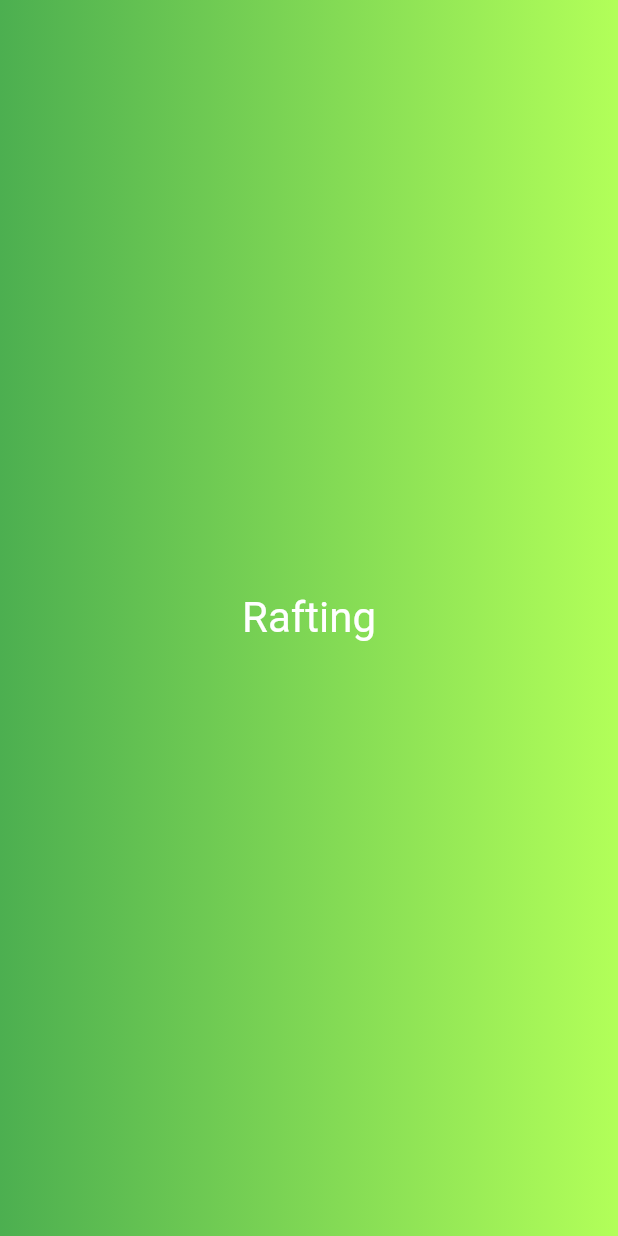
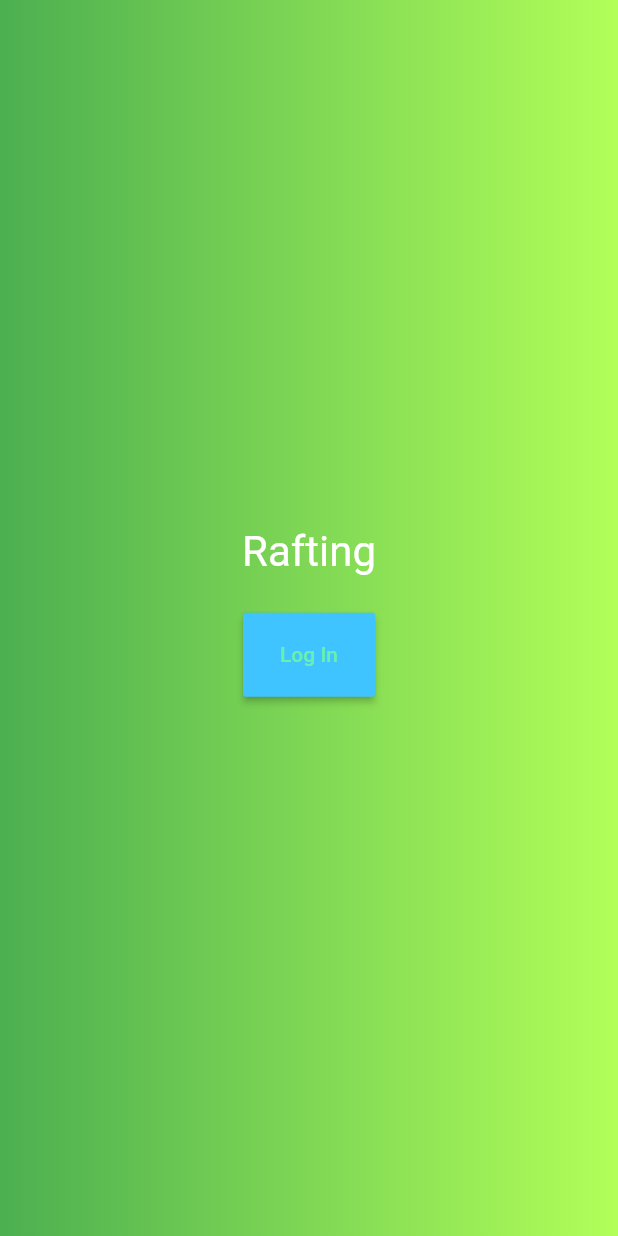
Before and after one commit to rubenmarsim/Risking, a Flutter app: the Rafting screen opened directly, on a phone screen of 412 x 824 dp. Run offline on Flutter 3.47's test engine with Material 2 defaults, Android fonts, the phone set to English and light mode, and no system bars.

```diff
--- a/risking5/lib/Rafting.dart
+++ b/risking5/lib/Rafting.dart
@@ -1,5 +1,5 @@
 import 'package:flutter/material.dart';
-import 'HomeMenu.dart';
+import 'WaterSports.dart';
 
 void main() => runApp(MaterialApp(
   debugShowCheckedModeBanner :false,
@@ -15,24 +15,6 @@ class _RaftingPage extends State<Rafting> {
   @override
   Widget build(BuildContext context) {
 
-
-    final loginButton = Padding(
-      padding: EdgeInsets.symmetric(vertical: 16.0),
-      child: RaisedButton(
-        shape: RoundedRectangleBorder(
-          borderRadius: BorderRadius.circular(24),
-        ),
-        onPressed: (
-
-        ) {
-          Navigator.push(context, MaterialPageRoute(builder: (context) => HomeMenu()));
-        },
-        padding: EdgeInsets.all(12),
-        color: Colors.lightBlueAccent,
-        child: Text('Log In', style: TextStyle(color: Colors.white)),
-      ),
-    );
-
     final background = Container(
       decoration: BoxDecoration(
         gradient: LinearGradient(colors: [
@@ -41,6 +23,19 @@ class _RaftingPage extends State<Rafting> {
         ]),
       ), //BoxDecoration
     ); //Cont
+
+    final button = Padding(
+      padding: EdgeInsets.symmetric(vertical: 16.0),
+      child: RaisedButton(
+        onPressed: (
+            ) {
+          Navigator.push(context, MaterialPageRoute(builder: (context) => WaterSportsPage()));
+        },
+        padding: EdgeInsets.all(20),
+        color: Colors.lightBlueAccent,
+        child: Text('Log In', style: TextStyle(color: Colors.greenAccent)),
+      ),
+    );
 
     final textoinicio = Padding(
       padding: EdgeInsets.all(8.0),
@@ -65,6 +60,7 @@ class _RaftingPage extends State<Rafting> {
                     new SizedBox(
                       child: textoinicio,
                     ),
+                    button,
                   ],
                 ),
               ))
--- a/risking5/lib/login.dart
+++ b/risking5/lib/login.dart
@@ -66,7 +66,7 @@ class _LoginPageState extends State<LoginPage> {
         ),
         onPressed: (
 
-        ) {
+            ) {
           Navigator.push(context, MaterialPageRoute(builder: (context) => HomeMenu()));
         },
         padding: EdgeInsets.all(12),
```
